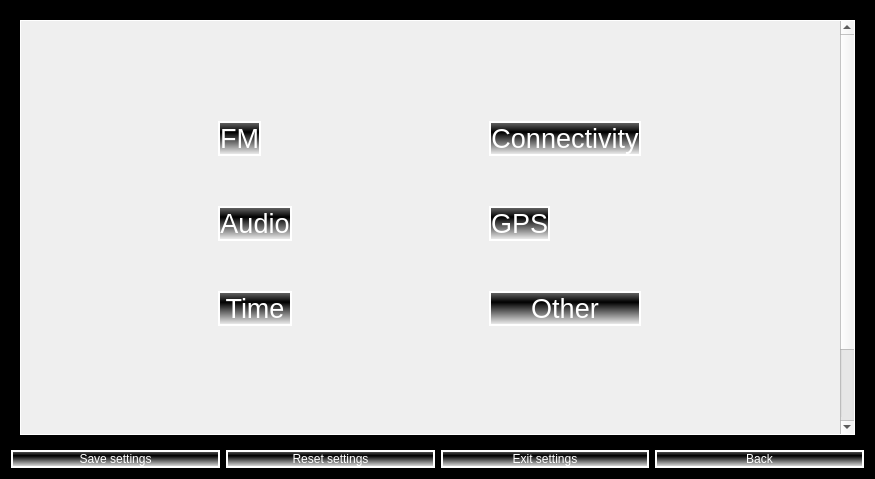
First picture: the form in settings.ui, repository ProjectRobal/Punto_Navi, before the edit.
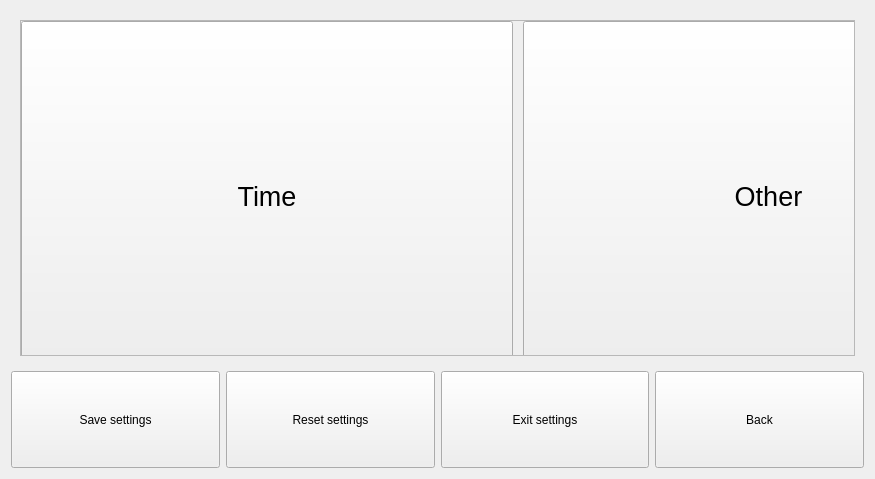
Second picture: the form after the edit.

Commit message: Added a early version of JukeBox which is a media player with network radio functionality module. Also I fixed a bug that caused AndroidAuto to crash application after returing to menu module.

Diff of the .ui file:
```diff
--- a/settings.ui
+++ b/settings.ui
@@ -17,95 +17,33 @@
    <bool>false</bool>
   </property>
   <property name="styleSheet">
-   <string notr="true">#Settings
-{
-background-color:rgb(0, 0, 0);
-color:white;
-}
-
-QScrollArea
-{
-border: 1px solid white;
-background-color:rgb(0, 0, 0);
-color:white;
-}
-
-
-QPushButton , QCheckBox
-{
-border: 2px solid white;
-background-color:qlineargradient(spread:reflect, x1:1, y1:0.318, x2:1, y2:1, stop:0 rgba(0, 0, 0, 255), stop:1 rgba(255, 255, 255, 255));
-color:white;
-
-}
-
-QLabel
-{
-color:white;
-}
-
-QRadioButton
-{
-background:black;
-border: 2px solid white;
-color:white;
-}
-
-QRadioButton::indicator::unchecked
-{
-background:black;
-border:1px solid white;
-}
-
-QRadioButton::indicator::checked
-{
-background:white;
-border:1px solid white;
-}
-
-QCheckBox
-{
-background:black;
-border: 2px solid white;
-color:white;
-}
-
-QCheckBox::indicator::unchecked
-{
-background:black;
-border:1px solid white;
-}
-
-QCheckBox::indicator::checked
-{
-background:white;
-border:1px solid white;
-}
-
-QSlider::groove
-{
-	background:black;
-	border:2px solid white;
-	border-radius:4px;
-}
-
-QSlider::handle:horizontal
-{
-	background:rgb(68, 68, 68);
-	border:1px solid white;
-	width:15px;
-	height:15px;
-}
-
-QSlider::sub-page:horizontal
-{
-	background:white;
-	border:1px solid white;
-}</string>
+   <string notr="true"/>
   </property>
   <layout class="QGridLayout" name="gridLayout_2">
+   <item row="3" column="2">
+    <widget class="QPushButton" name="Exit">
+     <property name="sizePolicy">
+      <sizepolicy hsizetype="Minimum" vsizetype="Expanding">
+       <horstretch>0</horstretch>
+       <verstretch>0</verstretch>
+      </sizepolicy>
+     </property>
+     <property name="styleSheet">
+      <string notr="true"/>
+     </property>
+     <property name="text">
+      <string>Exit settings</string>
+     </property>
+    </widget>
+   </item>
    <item row="3" column="1">
     <widget class="QPushButton" name="Reset">
+     <property name="sizePolicy">
+      <sizepolicy hsizetype="Minimum" vsizetype="Expanding">
+       <horstretch>0</horstretch>
+       <verstretch>0</verstretch>
+      </sizepolicy>
+     </property>
      <property name="styleSheet">
       <string notr="true"/>
      </property>
@@ -116,85 +54,89 @@
    </item>
    <item row="3" column="3">
     <widget class="QPushButton" name="back_menu">
+     <property name="sizePolicy">
+      <sizepolicy hsizetype="Minimum" vsizetype="Expanding">
+       <horstretch>0</horstretch>
+       <verstretch>0</verstretch>
+      </sizepolicy>
+     </property>
      <property name="text">
       <string>Back</string>
      </property>
     </widget>
    </item>
-   <item row="3" column="2">
-    <widget class="QPushButton" name="Exit">
-     <property name="styleSheet">
-      <string notr="true"/>
-     </property>
-     <property name="text">
-      <string>Exit settings</string>
-     </property>
-    </widget>
-   </item>
-   <item row="3" column="0">
-    <widget class="QPushButton" name="Save">
-     <property name="styleSheet">
-      <string notr="true"/>
-     </property>
-     <property name="text">
-      <string>Save settings</string>
-     </property>
-    </widget>
-   </item>
    <item row="0" column="0" colspan="4">
     <widget class="QStackedWidget" name="menu">
      <widget class="QWidget" name="start">
       <layout class="QGridLayout" name="gridLayout">
        <item row="0" column="0">
         <widget class="QScrollArea" name="scrollArea">
+         <property name="frameShape">
+          <enum>QFrame::StyledPanel</enum>
+         </property>
+         <property name="frameShadow">
+          <enum>QFrame::Raised</enum>
+         </property>
+         <property name="lineWidth">
+          <number>1</number>
+         </property>
+         <property name="verticalScrollBarPolicy">
+          <enum>Qt::ScrollBarAlwaysOff</enum>
+         </property>
+         <property name="horizontalScrollBarPolicy">
+          <enum>Qt::ScrollBarAlwaysOff</enum>
+         </property>
+         <property name="sizeAdjustPolicy">
+          <enum>QAbstractScrollArea::AdjustIgnored</enum>
+         </property>
          <property name="widgetResizable">
-          <bool>true</bool>
+          <bool>false</bool>
+         </property>
+         <property name="alignment">
+          <set>Qt::AlignJustify|Qt::AlignVCenter</set>
          </property>
          <widget class="QWidget" name="scrollAreaWidgetContents">
           <property name="geometry">
            <rect>
             <x>0</x>
-            <y>0</y>
-            <width>823</width>
-            <height>511</height>
+            <y>4</y>
+            <width>3000</width>
+            <height>350</height>
            </rect>
           </property>
-          <layout class="QGridLayout" name="gridLayout_3">
+          <property name="sizePolicy">
+           <sizepolicy hsizetype="Minimum" vsizetype="Minimum">
+            <horstretch>0</horstretch>
+            <verstretch>0</verstretch>
+           </sizepolicy>
+          </property>
+          <layout class="QHBoxLayout" name="horizontalLayout">
+           <property name="spacing">
+            <number>10</number>
+           </property>
+           <property name="sizeConstraint">
+            <enum>QLayout::SetDefaultConstraint</enum>
+           </property>
            <property name="leftMargin">
-            <number>50</number>
+            <number>0</number>
            </property>
            <property name="topMargin">
-            <number>100</number>
+            <number>0</number>
            </property>
            <property name="rightMargin">
-            <number>50</number>
+            <number>0</number>
            </property>
            <property name="bottomMargin">
-            <number>200</number>
+            <number>0</number>
            </property>
-           <property name="spacing">
-            <number>50</number>
-           </property>
-           <item row="0" column="2">
-            <widget class="QPushButton" name="connect">
-             <property name="sizePolicy">
-              <sizepolicy hsizetype="Maximum" vsizetype="Fixed">
-               <horstretch>0</horstretch>
-               <verstretch>0</verstretch>
-              </sizepolicy>
-             </property>
-             <property name="font">
-              <font>
-               <pointsize>20</pointsize>
-              </font>
-             </property>
-             <property name="text">
-              <string>Connectivity</string>
-             </property>
-            </widget>
-           </item>
-           <item row="2" column="0">
+           <item>
             <widget class="QPushButton" name="time">
+             <property name="sizePolicy">
+              <sizepolicy hsizetype="Expanding" vsizetype="Minimum">
+               <horstretch>0</horstretch>
+               <verstretch>0</verstretch>
+              </sizepolicy>
+             </property>
              <property name="font">
               <font>
                <pointsize>20</pointsize>
@@ -205,26 +147,14 @@
              </property>
             </widget>
            </item>
-           <item row="1" column="2">
-            <widget class="QPushButton" name="gps">
-             <property name="sizePolicy">
-              <sizepolicy hsizetype="Maximum" vsizetype="Fixed">
-               <horstretch>0</horstretch>
-               <verstretch>0</verstretch>
-              </sizepolicy>
-             </property>
-             <property name="font">
-              <font>
-               <pointsize>20</pointsize>
-              </font>
-             </property>
-             <property name="text">
-              <string>GPS</string>
-             </property>
-            </widget>
-           </item>
-           <item row="2" column="2">
+           <item>
             <widget class="QPushButton" name="other">
+             <property name="sizePolicy">
+              <sizepolicy hsizetype="Expanding" vsizetype="Minimum">
+               <horstretch>0</horstretch>
+               <verstretch>0</verstretch>
+              </sizepolicy>
+             </property>
              <property name="font">
               <font>
                <pointsize>20</pointsize>
@@ -235,10 +165,28 @@
              </property>
             </widget>
            </item>
-           <item row="1" column="0">
+           <item>
+            <widget class="QPushButton" name="gps">
+             <property name="sizePolicy">
+              <sizepolicy hsizetype="Expanding" vsizetype="Minimum">
+               <horstretch>0</horstretch>
+               <verstretch>0</verstretch>
+              </sizepolicy>
+             </property>
+             <property name="font">
+              <font>
+               <pointsize>20</pointsize>
+              </font>
+             </property>
+             <property name="text">
+              <string>GPS</string>
+             </property>
+            </widget>
+           </item>
+           <item>
             <widget class="QPushButton" name="audio">
              <property name="sizePolicy">
-              <sizepolicy hsizetype="Maximum" vsizetype="Fixed">
+              <sizepolicy hsizetype="Expanding" vsizetype="Minimum">
                <horstretch>0</horstretch>
                <verstretch>0</verstretch>
               </sizepolicy>
@@ -256,10 +204,28 @@
              </property>
             </widget>
            </item>
-           <item row="0" column="0">
+           <item>
+            <widget class="QPushButton" name="connect">
+             <property name="sizePolicy">
+              <sizepolicy hsizetype="Expanding" vsizetype="Minimum">
+               <horstretch>0</horstretch>
+               <verstretch>0</verstretch>
+              </sizepolicy>
+             </property>
+             <property name="font">
+              <font>
+               <pointsize>20</pointsize>
+              </font>
+             </property>
+             <property name="text">
+              <string>Connectivity</string>
+             </property>
+            </widget>
+           </item>
+           <item>
             <widget class="QPushButton" name="FM">
              <property name="sizePolicy">
-              <sizepolicy hsizetype="Maximum" vsizetype="Fixed">
+              <sizepolicy hsizetype="Expanding" vsizetype="Expanding">
                <horstretch>0</horstretch>
                <verstretch>0</verstretch>
               </sizepolicy>
@@ -388,6 +354,22 @@
      </widget>
     </widget>
    </item>
+   <item row="3" column="0">
+    <widget class="QPushButton" name="Save">
+     <property name="sizePolicy">
+      <sizepolicy hsizetype="Minimum" vsizetype="Expanding">
+       <horstretch>0</horstretch>
+       <verstretch>0</verstretch>
+      </sizepolicy>
+     </property>
+     <property name="styleSheet">
+      <string notr="true"/>
+     </property>
+     <property name="text">
+      <string>Save settings</string>
+     </property>
+    </widget>
+   </item>
   </layout>
  </widget>
  <resources/>
```
The commit also changes 67 other files.
